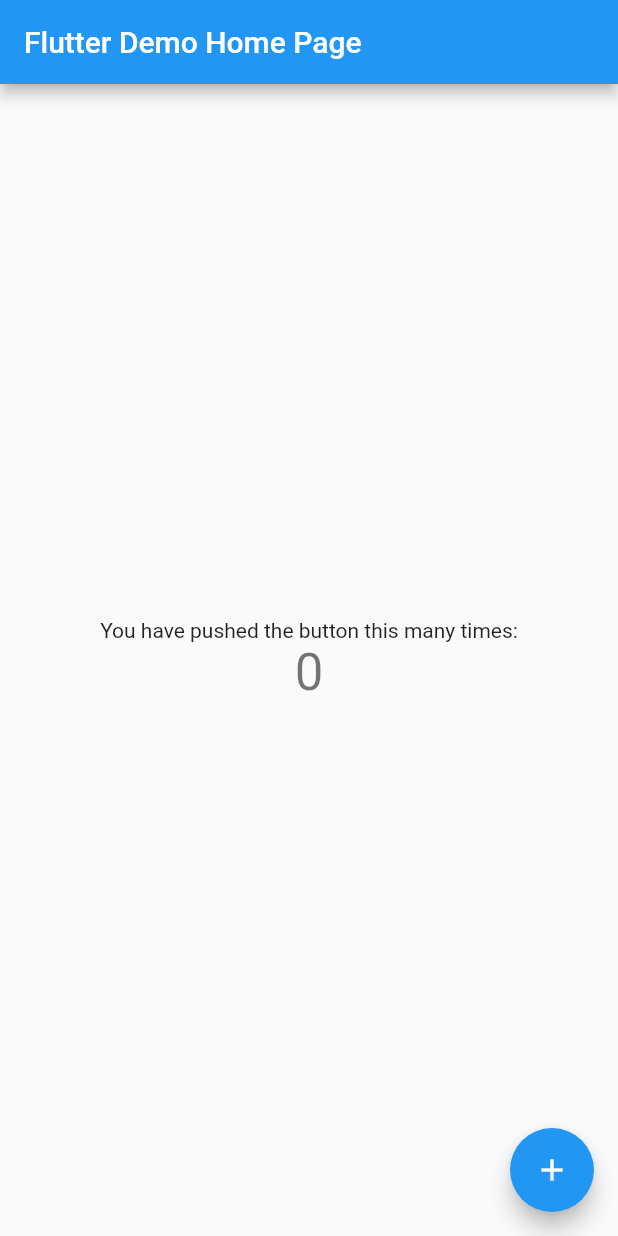
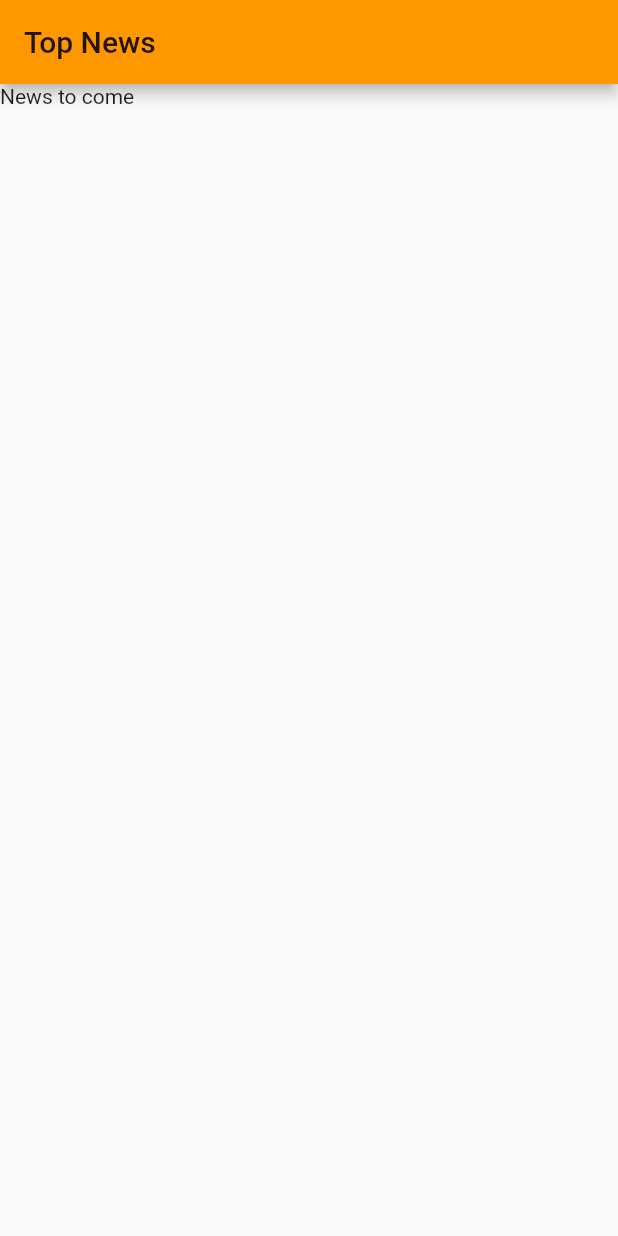
Before and after one commit to sudhanshu-15/UdemyFlutterStephenGrinder, a Flutter app: the screen it shows after launch, on a phone screen of 412 x 824 dp. Run offline on Flutter 3.47's test engine with Material 2 defaults, Android fonts, the phone set to English and light mode, and no system bars; our stand-ins replace rxdart, sqflite; accounts and stored records are empty.

Commit message:
Initial app setup complete

```diff
--- /dev/null
+++ b/hacker_news/lib/app.dart
@@ -0,0 +1,15 @@
+import 'package:flutter/material.dart';
+import 'package:hacker_news/src/screens/news_list.dart';
+
+class App extends StatelessWidget {
+  @override
+  Widget build(BuildContext context) {
+    return MaterialApp(
+      title: 'HackerNews',
+      home: NewsList(),
+      theme: ThemeData(
+        primarySwatch: Colors.orange,
+      ),
+    );
+  }
+}
--- a/hacker_news/lib/main.dart
+++ b/hacker_news/lib/main.dart
@@ -1,64 +1,6 @@
 import 'package:flutter/material.dart';
+import 'package:hacker_news/app.dart';
 
-void main() => runApp(new MyApp());
-
-class MyApp extends StatelessWidget {
-  // This widget is the root of your application.
-  @override
-  Widget build(BuildContext context) {
-    return new MaterialApp(
-      title: 'Flutter Demo',
-      theme: new ThemeData(
-        primarySwatch: Colors.blue,
-      ),
-      home: new MyHomePage(title: 'Flutter Demo Home Page'),
-    );
-  }
+void main() {
+  runApp(App());
 }
-
-class MyHomePage extends StatefulWidget {
-  MyHomePage({Key key, this.title}) : super(key: key);
-
-  final String title;
-
-  @override
-  _MyHomePageState createState() => new _MyHomePageState();
-}
-
-class _MyHomePageState extends State<MyHomePage> {
-  int _counter = 0;
-
-  void _incrementCounter() {
-    setState(() {
-      _counter++;
-    });
-  }
-
-  @override
-  Widget build(BuildContext context) {
-    return new Scaffold(
-      appBar: new AppBar(
-        title: new Text(widget.title),
-      ),
-      body: new Center(
-        child: new Column(
-          mainAxisAlignment: MainAxisAlignment.center,
-          children: <Widget>[
-            new Text(
-              'You have pushed the button this many times:',
-            ),
-            new Text(
-              '$_counter',
-              style: Theme.of(context).textTheme.display1,
-            ),
-          ],
-        ),
-      ),
-      floatingActionButton: new FloatingActionButton(
-        onPressed: _incrementCounter,
-        tooltip: 'Increment',
-        child: new Icon(Icons.add),
-      ),
-    );
-  }
-}
--- /dev/null
+++ b/hacker_news/lib/src/screens/news_list.dart
@@ -0,0 +1,13 @@
+import 'package:flutter/material.dart';
+
+class NewsList extends StatelessWidget {
+  @override
+  Widget build(BuildContext context) {
+    return Scaffold(
+      appBar: AppBar(
+        title: Text('Top News'),
+      ),
+      body: Text('News to come'),
+    );
+  }
+}
```
